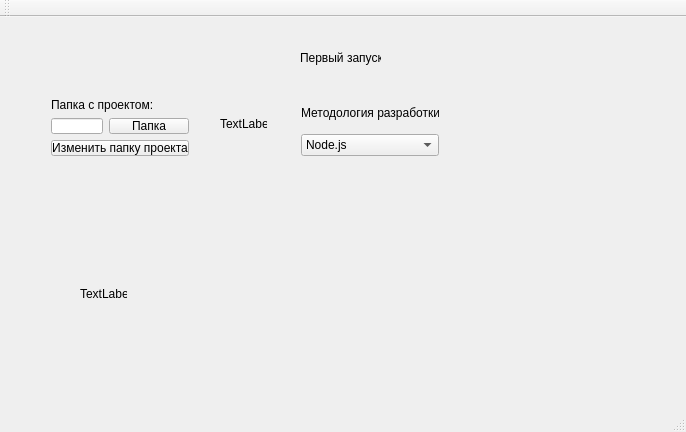
This is mainwindow.ui in Sapfir0/pyCI as Qt 5 draws it before an edit. The edited form follows.
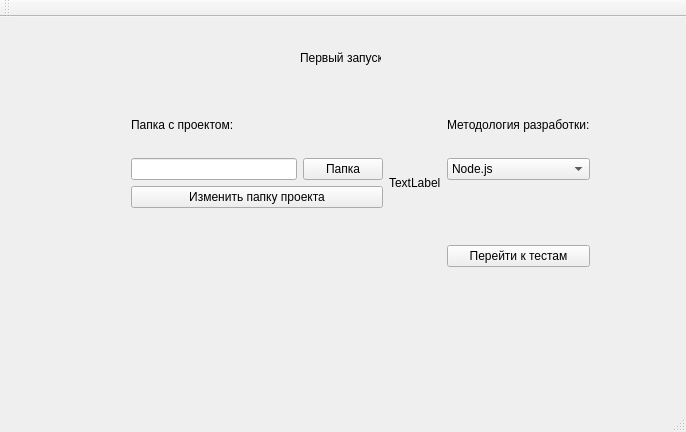
This is the edited form.

```diff
--- a/mainwindow.ui
+++ b/mainwindow.ui
@@ -27,41 +27,17 @@
      <string>Первый запуск</string>
     </property>
    </widget>
-   <widget class="QLabel" name="complete">
+   <widget class="QWidget" name="horizontalLayoutWidget">
     <property name="geometry">
      <rect>
-      <x>80</x>
-      <y>270</y>
-      <width>47</width>
-      <height>13</height>
-     </rect>
-    </property>
-    <property name="text">
-     <string>TextLabel</string>
-    </property>
-   </widget>
-   <widget class="QLabel" name="label_3">
-    <property name="geometry">
-     <rect>
-      <x>220</x>
-      <y>100</y>
-      <width>47</width>
-      <height>13</height>
-     </rect>
-    </property>
-    <property name="text">
-     <string>TextLabel</string>
-    </property>
-   </widget>
-   <widget class="QWidget" name="verticalLayoutWidget">
-    <property name="geometry">
-     <rect>
-      <x>40</x>
+      <x>120</x>
       <y>70</y>
-      <width>160</width>
-      <height>80</height>
+      <width>481</width>
+      <height>191</height>
      </rect>
     </property>
+    <layout class="QHBoxLayout" name="horizontalLayout_2">
+     <item>
     <layout class="QVBoxLayout" name="verticalLayout">
      <item>
       <widget class="QLabel" name="label_5">
@@ -91,17 +67,23 @@
        </property>
       </widget>
      </item>
-    </layout>
-   </widget>
-   <widget class="QWidget" name="verticalLayoutWidget_2">
-    <property name="geometry">
-     <rect>
-      <x>290</x>
-      <y>70</y>
-      <width>160</width>
-      <height>80</height>
-     </rect>
-    </property>
+       <item>
+        <widget class="QLabel" name="complete">
+         <property name="text">
+          <string> </string>
+         </property>
+        </widget>
+       </item>
+      </layout>
+     </item>
+     <item>
+      <widget class="QLabel" name="arrow">
+       <property name="text">
+        <string>TextLabel</string>
+       </property>
+      </widget>
+     </item>
+     <item>
     <layout class="QVBoxLayout" name="verticalLayout_2">
      <item>
       <widget class="QLabel" name="label_4">
@@ -117,7 +99,28 @@
          <string>Node.js</string>
         </property>
        </item>
-      </widget>
+         <item>
+          <property name="text">
+           <string>Другое</string>
+          </property>
+         </item>
+        </widget>
+       </item>
+       <item>
+        <widget class="QLabel" name="findedTest">
+         <property name="text">
+          <string> </string>
+         </property>
+        </widget>
+       </item>
+       <item>
+        <widget class="QPushButton" name="goToTestBtn">
+         <property name="text">
+          <string>Перейти к тестам</string>
+         </property>
+        </widget>
+       </item>
+      </layout>
      </item>
     </layout>
    </widget>
```
Left out of the diff: 2 changed lines with no effect on the pictures. Lines whose indentation alone changed are shown as unchanged.
